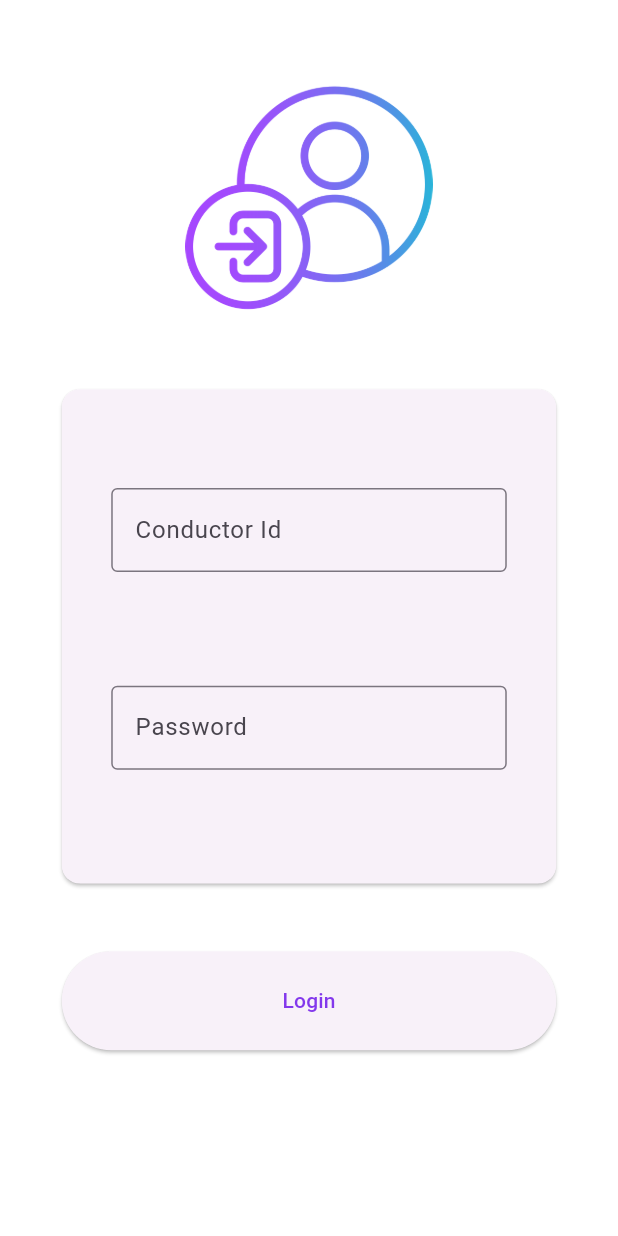
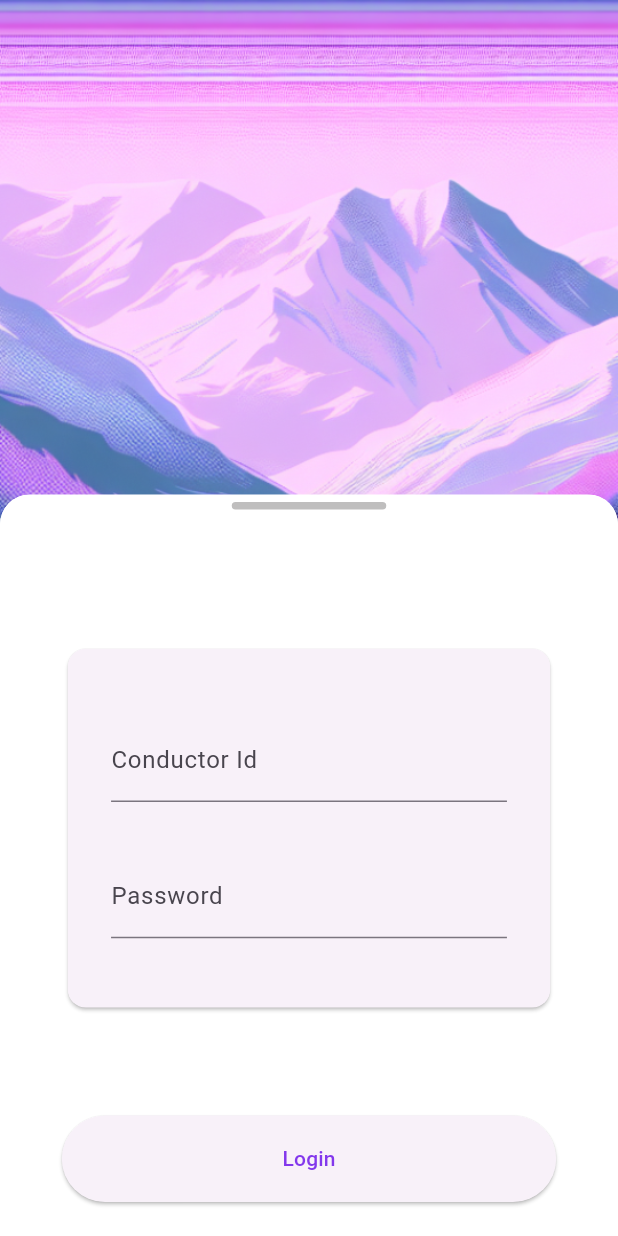
Before and after one commit to sih-rtt/conductor-app, a Flutter app: the screen it shows after launch, after a tap on "Login", on a phone screen of 412 x 824 dp. Run offline on Flutter 3.47's test engine with Material 2 defaults, Android fonts, the phone set to English and light mode, and no system bars; our stand-ins replace bloc.

Commit message:
S33-11 feat:Animation and bottom sheet for login

```diff
--- a/lib/Presentation/Login/login.dart
+++ b/lib/Presentation/Login/login.dart
@@ -2,83 +2,147 @@ import 'package:flutter/material.dart';
 
 class LoginPage extends StatelessWidget {
   const LoginPage({super.key});
-
   @override
   Widget build(BuildContext context) {
+    double keyboardSize = 0.0;
+    DraggableScrollableController controller = DraggableScrollableController();
     final TextTheme textTheme = Theme.of(context).textTheme;
+    bool expanded = false;
     double height = MediaQuery.of(context).size.height;
     double width = MediaQuery.of(context).size.width;
-    return SafeArea(
+    return Stack(
+      children: [
+        Scaffold(
+          resizeToAvoidBottomInset: true,
+          body: SafeArea(
+            child: Container(
+              decoration: const BoxDecoration(
+                  image: DecorationImage(
+                image: AssetImage('lib/Resources/Images/Designer.png'),
+                fit: BoxFit.cover,
+                repeat: ImageRepeat.noRepeat,
+              )),
+              child: DraggableScrollableSheet(
+                  controller: controller,
+                  initialChildSize: 0.13,
+                  snap: true,
+                  snapSizes: const [0.6],
+                  minChildSize: 0.13,
+                  maxChildSize: 0.6,
+                  builder: (BuildContext context,
+                      ScrollController scrollController) {
+                    return ClipRRect(
+                      borderRadius: const BorderRadius.only(
+                          topLeft: Radius.circular(20),
+                          topRight: Radius.circular(20)),
                       child: Container(
                         color: Theme.of(context).colorScheme.background,
-        child: Column(
-          mainAxisAlignment: MainAxisAlignment.start,
+                        child: ListView(
+                          controller: scrollController,
                           children: [
-            SizedBox(
-              height: height * 0.06,
-            ),
-            Center(
-                child: Image(
-              image: const AssetImage('lib/Resources/Images/login.png'),
-              height: height * 0.2,
-              width: width * 0.5,
-            )),
-            SizedBox(
-              height: height * 0.05,
-            ),
-            Center(
-              child: Card(
-                child: SizedBox(
-                  height: height * 0.4,
-                  width: width * 0.8,
-                  child: Column(
-                    mainAxisAlignment: MainAxisAlignment.center,
+                            Column(
                               children: [
-                      SizedBox(
-                        width: width * 0.64,
-                        height: height * 0.08,
-                        child: const TextField(
-                          obscureText: false,
-                          decoration: InputDecoration(
-                            border: OutlineInputBorder(),
-                            labelText: 'Conductor Id',
+                                GestureDetector(
+                                  onTap: () {
+                                    if (expanded) {
+                                      expanded = false;
+                                      controller.animateTo(0.1,
+                                          duration:
+                                              const Duration(milliseconds: 400),
+                                          curve: Curves.linear);
+                                    } else {
+                                      expanded = true;
+                                      controller.animateTo(0.6,
+                                          duration:
+                                              const Duration(milliseconds: 400),
+                                          curve: Curves.linear);
+                                    }
+                                  },
+                                  child: Container(
+                                    height: height * 0.1,
+                                    width: width,
+                                    color: Theme.of(context)
+                                        .colorScheme
+                                        .background,
+                                    alignment: Alignment.topCenter,
+                                    child: Container(
+                                      height: 5,
+                                      width: width * 0.25,
+                                      margin: const EdgeInsets.only(top: 5),
+                                      decoration: const BoxDecoration(
+                                        borderRadius: BorderRadius.all(
+                                            Radius.circular(20)),
+                                        color:
+                                            Color.fromARGB(255, 191, 190, 190),
                                       ),
                                     ),
                                   ),
-                      SizedBox(height: height * 0.08),
+                                ),
                                 SizedBox(
-                        width: width * 0.64,
-                        height: height * 0.08,
-                        child: const TextField(
+                                  height: height * 0.02,
+                                ),
+                                SizedBox(
+                                  height: height * 0.3,
+                                  width: width * 0.8,
+                                  child: Card(
+                                    child: Container(
+                                      padding: EdgeInsets.all(width * 0.07),
+                                      child: const Column(
+                                        mainAxisAlignment:
+                                            MainAxisAlignment.spaceAround,
+                                        children: [
+                                          TextField(
+                                            obscureText: false,
+                                            decoration: InputDecoration(
+                                                labelText: "Conductor Id",
+                                                border: UnderlineInputBorder()),
+                                          ),
+                                          TextField(
                                             obscureText: true,
                                             decoration: InputDecoration(
-                            border: OutlineInputBorder(),
-                            labelText: 'Password',
-                          ),
-                        ),
+                                                labelText: "Password",
+                                                border: UnderlineInputBorder()),
                                           )
                                         ],
                                       ),
                                     ),
                                   ),
                                 ),
-            SizedBox(
-              height: height * 0.05,
+                                SizedBox(height: 0.05 * height),
+                              ],
                             ),
-            ElevatedButton(
-              onPressed: () {},
-              style: ElevatedButton.styleFrom(
-                  minimumSize: Size(width * 0.8, height * 0.08)),
-              child: const Text("Login"),
-            )
                           ],
                         ),
                       ),
                     );
+                  }),
+            ),
+          ),
+        ),
+        Positioned(
+          right: width * 0.1,
+          bottom: height * 0.0275,
+          child: ElevatedButton(
+            onPressed: () {
+              if (expanded) {
+                expanded = false;
+                controller.animateTo(0.13,
+                    duration: const Duration(milliseconds: 200),
+                    curve: Curves.linear);
+              } else {
+                expanded = true;
+
+                controller.animateTo(0.6,
+                    duration: const Duration(milliseconds: 200),
+                    curve: Curves.linear);
+              }
+            },
+            style: ElevatedButton.styleFrom(
+                fixedSize: Size(width * 0.8, height * 0.07)),
+            child: const Text("Login"),
+          ),
+        )
+      ],
+    );
   }
 }
-// Text(
-//             "data",
-//             textAlign: TextAlign.center,
-//             style: textTheme.bodyMedium,
-//           )
```
Also changed, not shown: pubspec.yaml (+3 -4 lines), lib/Business Logic/bloc/login/login_bloc.dart (renamed from lib/Business Logic/bloc/login_bloc.dart), lib/Business Logic/bloc/login/login_event.dart (renamed from lib/Business Logic/bloc/login_event.dart), lib/Business Logic/bloc/login/login_state.dart (renamed from lib/Business Logic/bloc/login_state.dart), lib/Resources/Images/Designer.png (added), lib/Resources/Images/login.png. Lines whose indentation alone changed are shown as unchanged.
